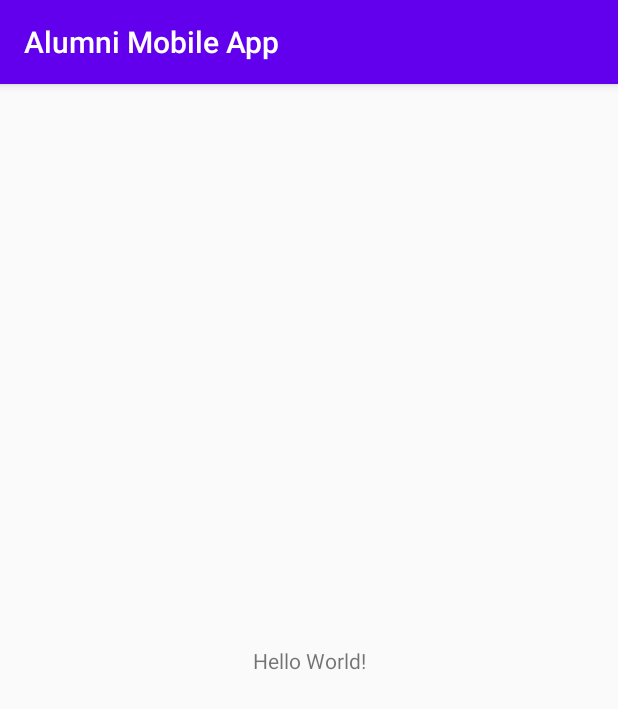
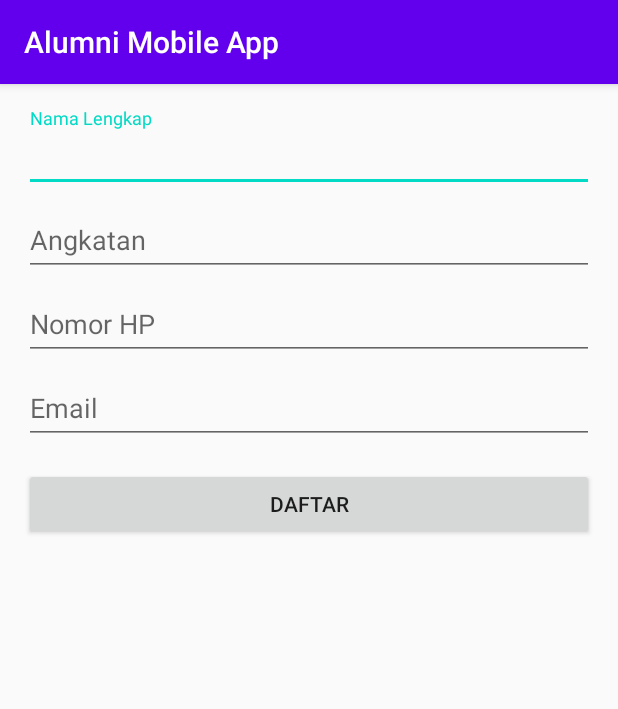
Before and after one commit to gelarpambudi/alumni-mobile-app, an Android app: the screen it shows after launch (MainActivity), on a phone screen of 412 x 824 dp. Shown: the top 709 px of the screen. Run offline under Robolectric (Android 15) with nearby library versions, the phone set to English and light mode, and no system bars.

Commit message:
add base UI layout

```diff
--- a/app/src/main/res/layout/activity_main.xml
+++ b/app/src/main/res/layout/activity_main.xml
@@ -1,18 +1,73 @@
 <?xml version="1.0" encoding="utf-8"?>
-<androidx.constraintlayout.widget.ConstraintLayout xmlns:android="http://schemas.android.com/apk/res/android"
-    xmlns:app="http://schemas.android.com/apk/res-auto"
+<LinearLayout xmlns:android="http://schemas.android.com/apk/res/android"
     xmlns:tools="http://schemas.android.com/tools"
+    android:id="@+id/activity_main"
     android:layout_width="match_parent"
     android:layout_height="match_parent"
-    tools:context=".MainActivity">
+    android:paddingBottom="@dimen/activity_vertical_margin"
+    android:paddingLeft="@dimen/activity_horizontal_margin"
+    android:paddingRight="@dimen/activity_horizontal_margin"
+    android:paddingTop="@dimen/activity_vertical_margin"
+    android:orientation="vertical"
+    tools:context="com.example.alumnimobileapp.MainActivity">
 
-    <TextView
-        android:layout_width="wrap_content"
+    <com.google.android.material.textfield.TextInputLayout
+        android:layout_width="match_parent"
+        android:layout_height="wrap_content">
+
+        <EditText
+            android:id="@+id/editTextNama"
+            android:layout_width="match_parent"
+            android:layout_height="wrap_content"
+            android:inputType="number"
+            android:hint="@string/nama"/>
+
+    </com.google.android.material.textfield.TextInputLayout>
+
+    <com.google.android.material.textfield.TextInputLayout
+        android:layout_width="match_parent"
+        android:layout_height="wrap_content">
+
+        <EditText
+            android:id="@+id/editTextAngkatan"
+            android:layout_width="match_parent"
+            android:layout_height="wrap_content"
+            android:inputType="textCapWords"
+            android:hint="@string/angkatan"/>
+
+    </com.google.android.material.textfield.TextInputLayout>
+
+    <com.google.android.material.textfield.TextInputLayout
+        android:layout_width="match_parent"
+        android:layout_height="wrap_content">
+
+        <EditText
+            android:id="@+id/editTextHP"
+            android:layout_width="match_parent"
+            android:layout_height="wrap_content"
+            android:inputType="textCapCharacters"
+            android:hint="@string/no_hp"/>
+
+    </com.google.android.material.textfield.TextInputLayout>
+
+    <com.google.android.material.textfield.TextInputLayout
+        android:layout_width="match_parent"
+        android:layout_height="wrap_content">
+
+        <EditText
+            android:id="@+id/editTextEmail"
+            android:layout_width="match_parent"
+            android:layout_height="wrap_content"
+            android:inputType="textCapCharacters"
+            android:hint="@string/email"/>
+
+    </com.google.android.material.textfield.TextInputLayout>
+
+    <Button
+        android:id="@+id/buttonDaftar"
+        android:layout_marginTop="@dimen/activity_horizontal_margin"
+        android:layout_width="match_parent"
         android:layout_height="wrap_content"
-        android:text="Hello World!"
-        app:layout_constraintBottom_toBottomOf="parent"
-        app:layout_constraintLeft_toLeftOf="parent"
-        app:layout_constraintRight_toRightOf="parent"
-        app:layout_constraintTop_toTopOf="parent" />
+        android:text="@string/register"/>
 
-</androidx.constraintlayout.widget.ConstraintLayout>
+</LinearLayout>
--- /dev/null
+++ b/app/src/main/res/values/dimen.xml
@@ -0,0 +1,5 @@
+<?xml version="1.0" encoding="utf-8"?>
+<resources>
+    <dimen name="activity_horizontal_margin">16dp</dimen>
+    <dimen name="activity_vertical_margin">16dp</dimen>
+</resources>
--- a/app/src/main/res/values/strings.xml
+++ b/app/src/main/res/values/strings.xml
@@ -4,4 +4,6 @@
     <string name="angkatan">Angkatan</string>
     <string name="no_hp">Nomor HP</string>
     <string name="email">Email</string>
+
+    <string name="register">Daftar</string>
 </resources>
```
